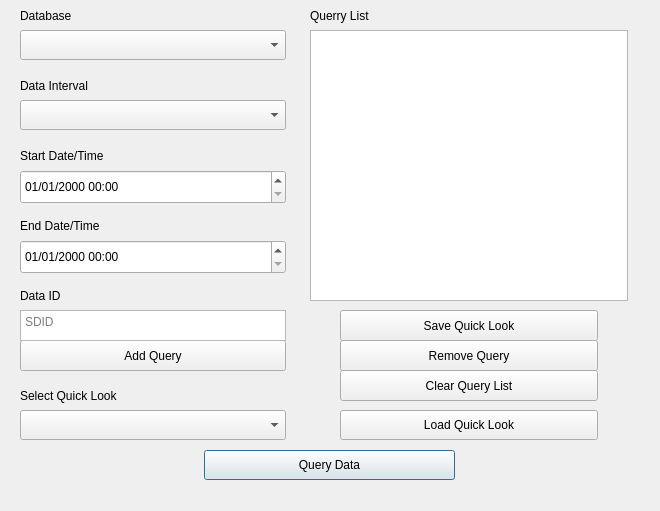
S31F3R/DataDoctor, file ui/winWebQuery.ui: the form before one commit.
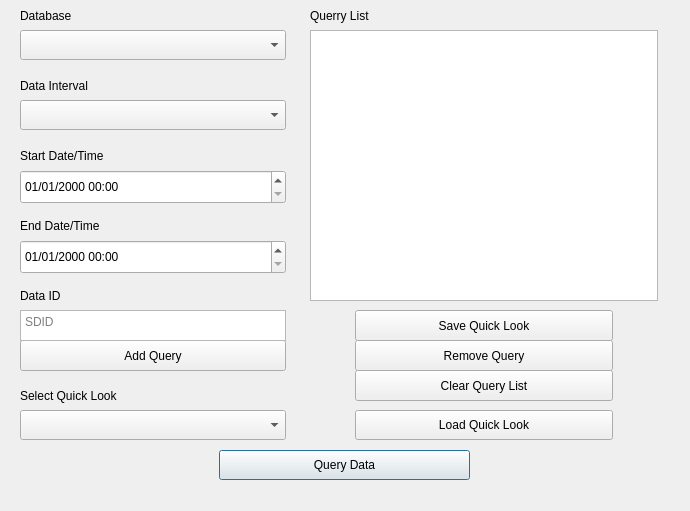
The form after the commit. Icons and pictures are not drawn.

Commit message: Updated size to fit USGS queries in query list

What changed in the file:
```diff
--- a/ui/winWebQuery.ui
+++ b/ui/winWebQuery.ui
@@ -6,7 +6,7 @@
    <rect>
     <x>0</x>
     <y>0</y>
-    <width>660</width>
+    <width>690</width>
     <height>511</height>
    </rect>
   </property>
@@ -18,7 +18,7 @@
   </property>
   <property name="maximumSize">
    <size>
-    <width>660</width>
+    <width>690</width>
     <height>511</height>
    </size>
   </property>
@@ -84,7 +84,7 @@
    <widget class="QPushButton" name="btnQuery">
     <property name="geometry">
      <rect>
-      <x>204</x>
+      <x>219</x>
       <y>450</y>
       <width>251</width>
       <height>30</height>
@@ -173,7 +173,7 @@
      <rect>
       <x>310</x>
       <y>30</y>
-      <width>318</width>
+      <width>348</width>
       <height>271</height>
      </rect>
     </property>
@@ -220,7 +220,7 @@
    <widget class="QPushButton" name="btnRemoveQuery">
     <property name="geometry">
      <rect>
-      <x>340</x>
+      <x>355</x>
       <y>340</y>
       <width>258</width>
       <height>31</height>
@@ -233,7 +233,7 @@
    <widget class="QPushButton" name="btnSaveQuickLook">
     <property name="geometry">
      <rect>
-      <x>340</x>
+      <x>355</x>
       <y>310</y>
       <width>258</width>
       <height>31</height>
@@ -275,7 +275,7 @@
    <widget class="QPushButton" name="btnLoadQuickLook">
     <property name="geometry">
      <rect>
-      <x>340</x>
+      <x>355</x>
       <y>410</y>
       <width>258</width>
       <height>30</height>
@@ -291,7 +291,7 @@
    <widget class="QPushButton" name="btnClearQuery">
     <property name="geometry">
      <rect>
-      <x>340</x>
+      <x>355</x>
       <y>370</y>
       <width>258</width>
       <height>31</height>
```
